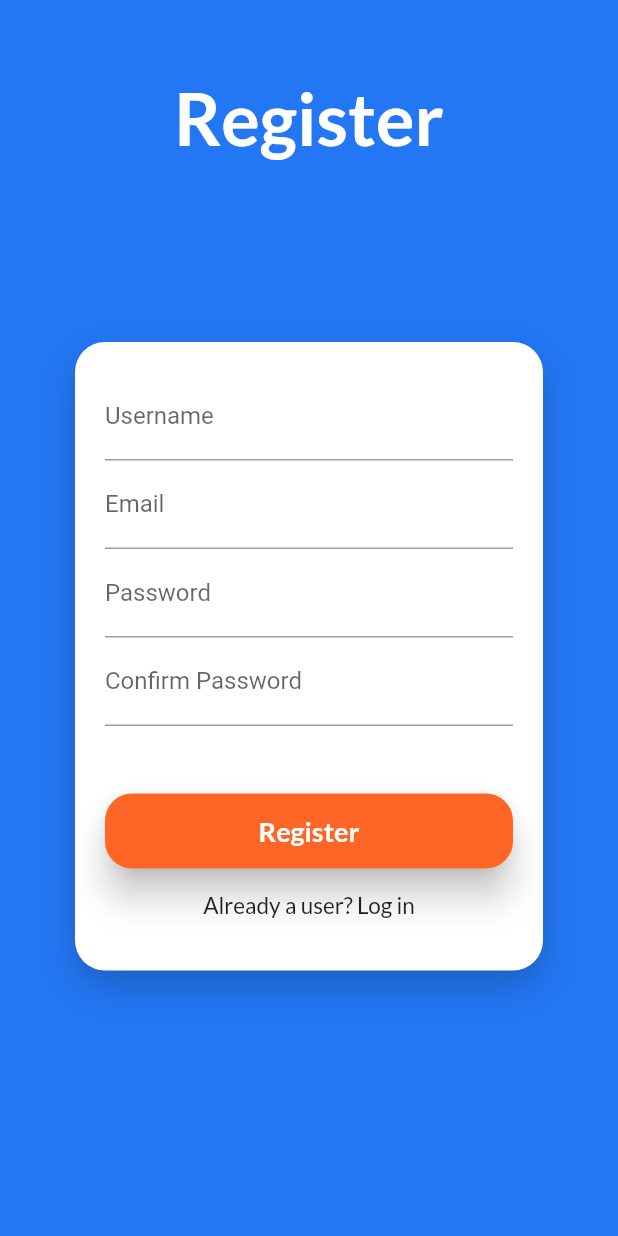
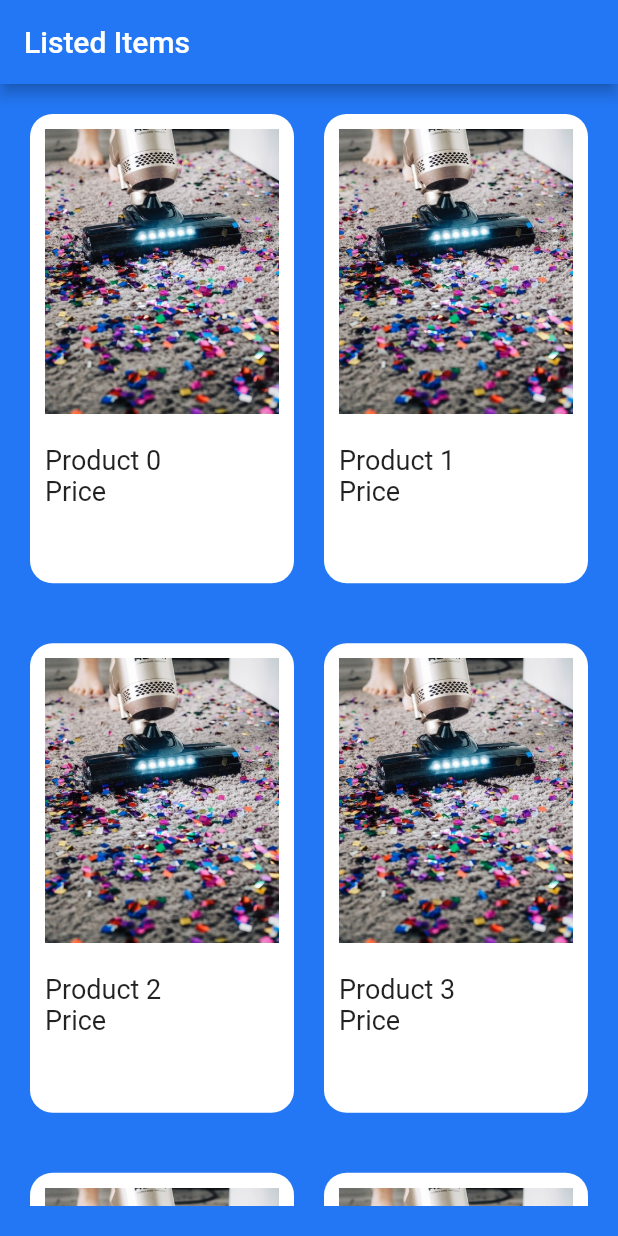
Before and after one commit to Safwan310/rentme, a Flutter app: the screen it shows after launch, on a phone screen of 412 x 824 dp. Run offline on Flutter 3.47's test engine with Material 2 defaults, Android fonts, the phone set to English and light mode, and no system bars; our stand-ins replace camera, file_picker, firebase_auth, firebase_core, google_fonts, image_picker; accounts and stored records are empty.

Commit message:
Added Listed Items and its info page

```diff
--- a/lib/main.dart
+++ b/lib/main.dart
@@ -2,6 +2,7 @@ import 'package:firebase_core/firebase_core.dart';
 import 'package:flutter/material.dart';
 import 'package:rent_my_stuff/screens/AddProduct.dart';
 import 'package:rent_my_stuff/screens/App.dart';
+import 'package:rent_my_stuff/screens/ListedItem.dart';
 import 'package:rent_my_stuff/screens/loginPage.dart';
 import 'package:rent_my_stuff/screens/registerPage.dart';
 import 'package:rent_my_stuff/theme.dart';
@@ -19,7 +20,7 @@ class MyApp extends StatelessWidget {
     return MaterialApp(
       title: 'Flutter Demo',
       theme: theme(),
-      home: RegisterPage(),
+      home: ListedItem(),
     );
   }
 }
--- a/lib/screens/AddProduct.dart
+++ b/lib/screens/AddProduct.dart
@@ -3,9 +3,12 @@ import 'dart:io';
 import 'package:file_picker/file_picker.dart';
 import 'package:flutter/cupertino.dart';
 import 'package:flutter/material.dart';
+import 'package:camera/camera.dart';
 
 import '../theme.dart';
 import 'ImageFromGalleryEx.dart';
+
+
 
 class AddProduct extends StatefulWidget {
   const AddProduct({Key? key}) : super(key: key);
--- /dev/null
+++ b/lib/screens/ListedItem.dart
@@ -0,0 +1,79 @@
+import 'package:flutter/material.dart';
+import 'package:rent_my_stuff/screens/ListedProductInfo.dart';
+import 'package:rent_my_stuff/screens/ProductDetails.dart';
+
+
+
+class ListedItem extends StatefulWidget {
+  const ListedItem({Key? key}) : super(key: key);
+
+  @override
+  _ListedItemState createState() => _ListedItemState();
+}
+final List<Map> myProducts =
+List.generate(10, (index) => {"id": index, "name": "Product $index"})
+    .toList();
+class _ListedItemState extends State<ListedItem> {
+  @override
+  Widget build(BuildContext context) {
+    return Scaffold(
+      appBar: AppBar(title: Text("Listed Items"),),
+      body: Padding(
+        padding: EdgeInsets.all(20),
+        child: Container(
+          child: GridView.builder(
+              gridDelegate: SliverGridDelegateWithMaxCrossAxisExtent(
+                  maxCrossAxisExtent: 200,
+                  childAspectRatio: 9 / 16,
+                  crossAxisSpacing: 20,
+                  mainAxisSpacing: 40
+              ),
+              itemCount: myProducts.length,
+              itemBuilder: (BuildContext ctx, index) {
+                return InkWell(
+                  onTap: (){Navigator.push(context, MaterialPageRoute(builder: (context)=>ListedProductInfo()));},
+                  child: Container(
+                    alignment: Alignment.center,
+                    child:  Column(
+                      crossAxisAlignment: CrossAxisAlignment.start,
+                      children: <Widget>[
+                        Container(
+                            padding: EdgeInsets.all(10),
+                            child: Container(
+                              padding: EdgeInsets.all(95),
+                              decoration: BoxDecoration(
+                                image: DecorationImage(
+                                    image: AssetImage('assets/vc.jpg'),
+                                    fit: BoxFit.cover),
+                              ),
+                            )),
+                        Padding(
+                            padding: EdgeInsets.all(10.0),
+                            child: Column(
+                              crossAxisAlignment: CrossAxisAlignment.start,
+                              children: [
+                                Text(
+                                  myProducts[index]["name"],
+                                  style: TextStyle(fontSize: 18.0),
+                                ),
+                                Text(
+                                  'Price',
+                                  style: TextStyle(fontSize: 18.0),
+                                ),
+                              ]
+                              ,
+                            )),
+                      ],
+                    ),
+                    decoration: BoxDecoration(
+                        color: Colors.white,
+                        borderRadius: BorderRadius.circular(15)),
+                  ),
+                );
+
+              }),
+        ),
+      ),
+    );
+  }
+}
--- a/pubspec.yaml
+++ b/pubspec.yaml
@@ -34,6 +34,7 @@ dependencies:
   google_fonts: ^2.1.0
   image_picker: ^0.8.4
   file_picker: ^4.0.0
+  camera: ^0.9.2+2
 
 
 dev_dependencies:
```
Also changed, not shown: lib/screens/ListedProductInfo.dart (added, +79 -0 lines), pubspec.lock, 1 other file.
